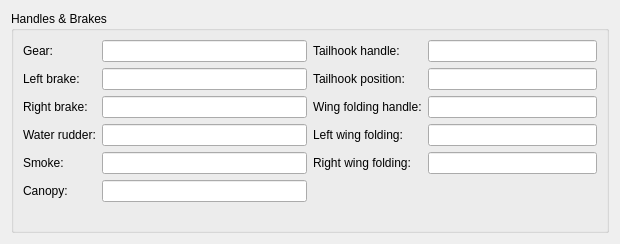
till213/SkyDolly, file src/UserInterface/src/Widget/AircraftHandleWidget.ui: the form before one commit.
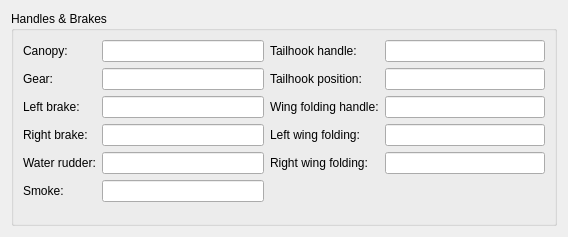
The form after the commit.

Commit message: Change canopy text field position

Patch:
```diff
--- a/src/UserInterface/src/Widget/AircraftHandleWidget.ui
+++ b/src/UserInterface/src/Widget/AircraftHandleWidget.ui
@@ -6,8 +6,8 @@
    <rect>
     <x>0</x>
     <y>0</y>
-    <width>620</width>
-    <height>244</height>
+    <width>568</width>
+    <height>237</height>
    </rect>
   </property>
   <property name="windowTitle">
@@ -29,13 +29,36 @@
       <item>
        <layout class="QFormLayout" name="formLayout">
         <item row="0" column="0">
+         <widget class="QLabel" name="label_61">
+          <property name="text">
+           <string>Canopy:</string>
+          </property>
+         </widget>
+        </item>
+        <item row="0" column="1">
+         <widget class="QLineEdit" name="canopyOpenLineEdit">
+          <property name="minimumSize">
+           <size>
+            <width>160</width>
+            <height>0</height>
+           </size>
+          </property>
+          <property name="text">
+           <string/>
+          </property>
+          <property name="readOnly">
+           <bool>true</bool>
+          </property>
+         </widget>
+        </item>
+        <item row="1" column="0">
          <widget class="QLabel" name="label_39">
           <property name="text">
            <string>Gear:</string>
           </property>
          </widget>
         </item>
-        <item row="0" column="1">
+        <item row="1" column="1">
          <widget class="QLineEdit" name="gearLineEdit">
           <property name="minimumSize">
            <size>
@@ -48,14 +71,14 @@
           </property>
          </widget>
         </item>
-        <item row="1" column="0">
+        <item row="2" column="0">
          <widget class="QLabel" name="label_45">
           <property name="text">
            <string>Left brake:</string>
           </property>
          </widget>
         </item>
-        <item row="1" column="1">
+        <item row="2" column="1">
          <widget class="QLineEdit" name="brakeLeftLineEdit">
           <property name="minimumSize">
            <size>
@@ -68,14 +91,14 @@
           </property>
          </widget>
         </item>
-        <item row="2" column="0">
+        <item row="3" column="0">
          <widget class="QLabel" name="label_46">
           <property name="text">
            <string>Right brake:</string>
           </property>
          </widget>
         </item>
-        <item row="2" column="1">
+        <item row="3" column="1">
          <widget class="QLineEdit" name="brakeRightLineEdit">
           <property name="minimumSize">
            <size>
@@ -88,14 +111,14 @@
           </property>
          </widget>
         </item>
-        <item row="3" column="0">
+        <item row="4" column="0">
          <widget class="QLabel" name="label_44">
           <property name="text">
            <string>Water rudder:</string>
           </property>
          </widget>
         </item>
-        <item row="3" column="1">
+        <item row="4" column="1">
          <widget class="QLineEdit" name="waterRudderLineEdit">
           <property name="minimumSize">
            <size>
@@ -108,44 +131,21 @@
           </property>
          </widget>
         </item>
-        <item row="4" column="0">
+        <item row="5" column="0">
          <widget class="QLabel" name="label">
           <property name="text">
            <string>Smoke:</string>
           </property>
          </widget>
         </item>
-        <item row="4" column="1">
-         <widget class="QLineEdit" name="smokeEnabledLineEdit">
-          <property name="minimumSize">
-           <size>
-            <width>160</width>
-            <height>0</height>
-           </size>
-          </property>
-         </widget>
-        </item>
-        <item row="5" column="0">
-         <widget class="QLabel" name="label_61">
-          <property name="text">
-           <string>Canopy:</string>
-          </property>
-         </widget>
-        </item>
         <item row="5" column="1">
-         <widget class="QLineEdit" name="canopyOpenLineEdit">
+         <widget class="QLineEdit" name="smokeEnabledLineEdit">
           <property name="minimumSize">
            <size>
             <width>160</width>
             <height>0</height>
            </size>
           </property>
-          <property name="text">
-           <string/>
-          </property>
-          <property name="readOnly">
-           <bool>true</bool>
-          </property>
          </widget>
         </item>
        </layout>
```
The commit also changes 1 other file.
